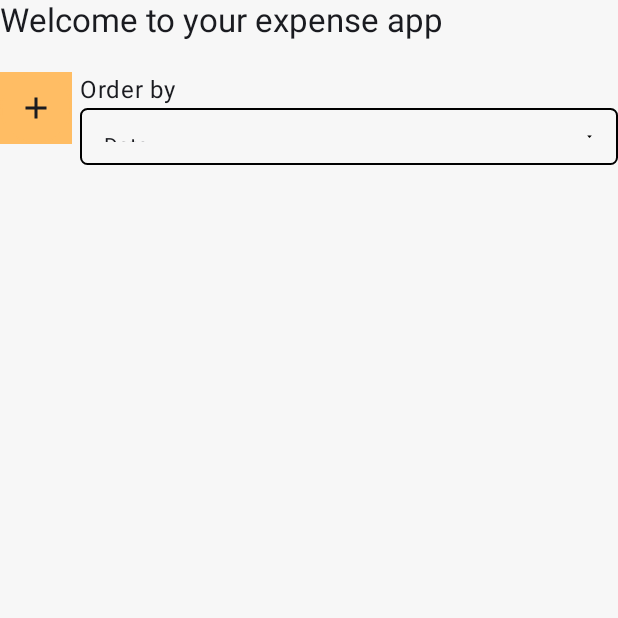
After one commit to claudiasrf96/visma_assessment, an Android app built with Jetpack Compose: the composable ListExpensesScreen shown on its own in the app's theme, on a phone screen of 412 x 824 dp, the top half of it. The commit adds this screen. Run offline under Robolectric (Android 15) with nearby library versions, the phone set to English and light mode, and no system bars.

Commit message:
add UI components for expense list and add/edit screens

```diff
--- a/app/src/main/java/com/visma/freelanceexpenses/ui/theme/Color.kt
+++ b/app/src/main/java/com/visma/freelanceexpenses/ui/theme/Color.kt
@@ -9,3 +9,8 @@ val Pink80 = Color(0xFFEFB8C8)
 val Purple40 = Color(0xFF6650a4)
 val PurpleGrey40 = Color(0xFF625b71)
 val Pink40 = Color(0xFF7D5260)
+
+val DarkBlue = Color(0xFF0B405E)
+val DesertWhite = Color(0xFFF7F7F7)
+val SandYellow = Color(0xFFFFBD64)
+val LightBlue = Color(0xFF9AD9FF)
--- /dev/null
+++ b/app/src/main/java/com/visma/freelanceexpenses/view/components/AppDropdown.kt
@@ -0,0 +1,91 @@
+package com.visma.freelanceexpenses.view.components
+
+import androidx.compose.foundation.Image
+import androidx.compose.foundation.background
+import androidx.compose.foundation.border
+import androidx.compose.foundation.clickable
+import androidx.compose.foundation.layout.Arrangement
+import androidx.compose.foundation.layout.Box
+import androidx.compose.foundation.layout.Row
+import androidx.compose.foundation.layout.Spacer
+import androidx.compose.foundation.layout.fillMaxWidth
+import androidx.compose.foundation.layout.padding
+import androidx.compose.foundation.shape.RoundedCornerShape
+import androidx.compose.material3.DropdownMenu
+import androidx.compose.material3.DropdownMenuItem
+import androidx.compose.material3.MaterialTheme
+import androidx.compose.material3.Text
+import androidx.compose.runtime.Composable
+import androidx.compose.runtime.getValue
+import androidx.compose.runtime.mutableStateOf
+import androidx.compose.runtime.remember
+import androidx.compose.runtime.setValue
+import androidx.compose.ui.Alignment
+import androidx.compose.ui.Modifier
+import androidx.compose.ui.graphics.Color
+import androidx.compose.ui.res.painterResource
+import androidx.compose.ui.text.style.TextAlign
+import androidx.compose.ui.unit.dp
+import com.visma.freelanceexpenses.R
+
+@Composable
+fun AppDropdown(
+    itemsList: List<String>,
+    onItemClick: (Int) -> Unit,
+    modifier: Modifier) {
+    var isDropDownExpanded by remember {
+        mutableStateOf(false)
+    }
+
+    var itemPosition by remember {
+        mutableStateOf(0)
+    }
+
+    Box(modifier= modifier.border(
+        width = 1.dp,
+        Color.Black,
+        shape = RoundedCornerShape(
+            topStart = 5.dp,
+            topEnd = 5.dp,
+            bottomEnd = 5.dp,
+            bottomStart = 5.dp
+        )
+    ).padding(all = 15.dp)) {
+        Row(
+            horizontalArrangement = Arrangement.Start,
+            verticalAlignment = Alignment.CenterVertically,
+            modifier = Modifier
+                .clickable {
+                    isDropDownExpanded = true
+                }
+        ) {
+            Text(itemsList[itemPosition],
+                textAlign = TextAlign.Center,
+                style = MaterialTheme.typography.bodyMedium,
+                color = MaterialTheme.colorScheme.onSurface)
+            Spacer(modifier = Modifier.weight(1f))
+            Image(
+                painter = painterResource(id = R.drawable.ic_drop_down),
+                contentDescription = ""
+            )
+        }
+        DropdownMenu(
+            expanded = isDropDownExpanded,
+            onDismissRequest = {
+                isDropDownExpanded = false
+            }, modifier = Modifier.fillMaxWidth()
+                .background(Color.White)
+        ) {
+            itemsList.forEachIndexed { index, item ->
+                DropdownMenuItem(text = {
+                    Text(text = item)
+                },
+                    onClick = {
+                        isDropDownExpanded = false
+                        itemPosition = index
+                        onItemClick(index)
+                    })
+            }
+        }
+    }
+}
--- /dev/null
+++ b/app/src/main/java/com/visma/freelanceexpenses/view/expense_list/ExpenseListState.kt
@@ -0,0 +1,8 @@
+package com.visma.freelanceexpenses.view.expense_list
+
+import com.visma.freelanceexpenses.core.domain.model.Expense
+
+data class ExpenseListState(
+    val expenses: List<Expense> = emptyList(),
+    val sortType: SortType = SortType.DATE,
+)
--- /dev/null
+++ b/app/src/main/java/com/visma/freelanceexpenses/view/expense_list/ListExpensesScreen.kt
@@ -0,0 +1,130 @@
+package com.visma.freelanceexpenses.view.expense_list
+
+import androidx.compose.foundation.background
+import androidx.compose.foundation.border
+import androidx.compose.foundation.layout.Column
+import androidx.compose.foundation.layout.Row
+import androidx.compose.foundation.layout.Spacer
+import androidx.compose.foundation.layout.defaultMinSize
+import androidx.compose.foundation.layout.fillMaxHeight
+import androidx.compose.foundation.layout.fillMaxSize
+import androidx.compose.foundation.layout.fillMaxWidth
+import androidx.compose.foundation.layout.height
+import androidx.compose.foundation.layout.statusBarsPadding
+import androidx.compose.foundation.layout.width
+import androidx.compose.foundation.shape.RoundedCornerShape
+import androidx.compose.material3.Icon
+import androidx.compose.material3.IconButton
+import androidx.compose.material3.MaterialTheme
+import androidx.compose.material3.Surface
+import androidx.compose.material3.Text
+import androidx.compose.runtime.Composable
+import androidx.compose.runtime.collectAsState
+import androidx.compose.runtime.getValue
+import androidx.compose.ui.Alignment
+import androidx.compose.ui.Modifier
+import androidx.compose.ui.res.painterResource
+import androidx.compose.ui.res.stringResource
+import androidx.compose.ui.unit.dp
+import androidx.hilt.navigation.compose.hiltViewModel
+import com.visma.freelanceexpenses.R
+import com.visma.freelanceexpenses.core.domain.model.Expense
+import com.visma.freelanceexpenses.ui.theme.DarkBlue
+import com.visma.freelanceexpenses.ui.theme.DesertWhite
+import com.visma.freelanceexpenses.ui.theme.SandYellow
+import com.visma.freelanceexpenses.view.components.AppDropdown
+import com.visma.freelanceexpenses.view.expense_list.components.ExpenseList
+import com.visma.freelanceexpenses.view.expense_upsert.ExpenseUpsertEvent
+import com.visma.freelanceexpenses.viewmodel.ExpenseListViewModel
+
+@Composable
+fun ListExpensesScreenRoot(viewModel: ExpenseListViewModel = hiltViewModel(),
+                           onExpenseAddClick: () -> Unit,
+                           onExpenseClick: (Expense) -> Unit,
+                           onEvent: (ExpenseListEvent) -> Unit) {
+    val state = viewModel.state.value
+    ListExpensesScreen(
+        state = state,
+        onAddClick = { onExpenseAddClick() },
+        onExpenseClick = onExpenseClick,
+        onEvent= onEvent)
+}
+
+
+@Composable
+fun ListExpensesScreen(
+    state: ExpenseListState,
+    onAddClick: () -> Unit,
+    onExpenseClick: (Expense) -> Unit,
+    onEvent: (ExpenseListEvent) -> Unit
+) {
+    val sortTypes = sortTypeToStringList()
+
+    Column (modifier = Modifier
+        .fillMaxSize()
+        .background(DarkBlue)
+        .statusBarsPadding(), horizontalAlignment = Alignment.CenterHorizontally){
+        // add drop down for ordering list
+        Surface(
+            modifier = Modifier
+                .weight(1f)
+                .fillMaxWidth(),
+            color = DesertWhite
+        ){
+            Column {
+                Text(text = stringResource(id = R.string.welcome),
+                    style = MaterialTheme.typography.titleLarge,
+                    color = MaterialTheme.colorScheme.onSurface)
+                Spacer(modifier = Modifier.height(20.dp))
+                Row (modifier =  Modifier.fillMaxWidth()){
+                    IconButton(
+                        onClick = { onAddClick() },
+                        modifier = Modifier
+                            .background(SandYellow)
+                            .border(
+                                width = 1.dp,
+                                SandYellow,
+                                shape = RoundedCornerShape(
+                                    topStart = 32.dp,
+                                    topEnd = 32.dp,
+                                    bottomEnd = 32.dp,
+                                    bottomStart = 32.dp
+                                )
+                            )
+                    ) {
+                        Icon(
+                            painter = painterResource(id = R.drawable.ic_add),
+                            contentDescription = "Add expense")
+                    }
+                    Spacer(modifier = Modifier.width(5.dp))
+                    Column(modifier = Modifier.fillMaxHeight(0.08f)) {
+                        Text(text = stringResource(id = R.string.order_by))
+                        AppDropdown(itemsList = sortTypes, onItemClick = {}, modifier = Modifier.weight(0.1f))
+                    }
+
+                    Spacer(modifier = Modifier.width(5.dp))
+                }
+                Spacer(modifier = Modifier.height(20.dp))
+                ExpenseList(expenses = state.expenses, onExpenseClick = { onExpenseClick(it)})
+            }
+
+        }
+
+    }
+
+}
+
+@Composable
+private fun sortTypeToStringList() : List<String>{
+    val resultList = arrayListOf<String>()
+    val types = SortType.values()
+    for (i in types.indices) {
+        val typeName = when (types[i]) {
+            SortType.DATE -> stringResource(R.string.date)
+            SortType.TOTAL -> stringResource(R.string.total)
+            SortType.NAME -> stringResource(R.string.name)
+        }
+        resultList.add(typeName)
+    }
+    return resultList
+}
--- /dev/null
+++ b/app/src/main/java/com/visma/freelanceexpenses/view/expense_list/SortType.kt
@@ -0,0 +1,18 @@
+package com.visma.freelanceexpenses.view.expense_list
+
+import android.content.res.Resources
+import com.visma.freelanceexpenses.R
+
+enum class SortType {
+    DATE,
+    NAME,
+    TOTAL;
+
+    override fun toString(): String {
+        return when(this) {
+            DATE -> Resources.getSystem().getString(R.string.date)
+            NAME -> Resources.getSystem().getString(R.string.name)
+            TOTAL -> Resources.getSystem().getString(R.string.total)
+        }
+    }
+}
--- /dev/null
+++ b/app/src/main/java/com/visma/freelanceexpenses/view/expense_list/components/ExpenseList.kt
@@ -0,0 +1,43 @@
+package com.visma.freelanceexpenses.view.expense_list.components
+
+import androidx.compose.foundation.layout.Arrangement
+import androidx.compose.foundation.layout.fillMaxWidth
+import androidx.compose.foundation.layout.padding
+import androidx.compose.foundation.layout.widthIn
+import androidx.compose.foundation.lazy.LazyColumn
+import androidx.compose.foundation.lazy.LazyListState
+import androidx.compose.foundation.lazy.items
+import androidx.compose.foundation.lazy.rememberLazyListState
+import androidx.compose.runtime.Composable
+import androidx.compose.ui.Alignment
+import androidx.compose.ui.Modifier
+import androidx.compose.ui.unit.dp
+import com.visma.freelanceexpenses.core.domain.model.Expense
+
+
+@Composable
+fun ExpenseList(
+    expenses: List<Expense>,
+    onExpenseClick: (Expense) -> Unit,
+    modifier: Modifier = Modifier,
+    scrollState: LazyListState = rememberLazyListState()
+) {
+    LazyColumn(
+        modifier = modifier,
+        state = scrollState,
+        verticalArrangement = Arrangement.spacedBy(12.dp),
+        horizontalAlignment = Alignment.CenterHorizontally
+    ) {
+        items(
+            items = expenses,
+            key = {
+                it.id
+            }
+        ) { expense ->
+            ExpenseListItem(
+                expense = expense,
+                onClick = { onExpenseClick(expense) }
+            )
+        }
+    }
+}
--- /dev/null
+++ b/app/src/main/res/drawable/ic_add.xml
@@ -0,0 +1,5 @@
+<vector android:height="24dp" android:tint="#FFFFFF"
+    android:viewportHeight="24" android:viewportWidth="24"
+    android:width="24dp" xmlns:android="http://schemas.android.com/apk/res/android">
+    <path android:fillColor="@android:color/white" android:pathData="M19,13h-6v6h-2v-6H5v-2h6V5h2v6h6v2z"/>
+</vector>
--- /dev/null
+++ b/app/src/main/res/drawable/ic_drop_down.xml
@@ -0,0 +1,5 @@
+<vector android:height="24dp" android:tint="#000000"
+    android:viewportHeight="24" android:viewportWidth="24"
+    android:width="24dp" xmlns:android="http://schemas.android.com/apk/res/android">
+    <path android:fillColor="@android:color/white" android:pathData="M7,10l5,5 5,-5z"/>
+</vector>
--- a/app/src/main/res/values/strings.xml
+++ b/app/src/main/res/values/strings.xml
@@ -1,4 +1,22 @@
 <resources>
     <string name="app_name">FreelanceExpenses</string>
 
+    <string name="no_category">No Category</string>
+    <string name="transportation">Transportation</string>
+    <string name="office">Office</string>
+    <string name="meals">Meals</string>
+    <string name="communications">Communications</string>
+    <string name="bills">Bills</string>
+
+    <string name="date">Date</string>
+    <string name="name">Name</string>
+    <string name="total">Total</string>
+    <string name="image">Image</string>
+    <string name="currency">Currency</string>
+    <string name="description">Description</string>
+    <string name="category">Category</string>
+
+    <string name="welcome">Welcome to your expense app</string>
+
+    <string name="order_by">Order by</string>
 </resources>
```
Also changed, not shown: app/src/main/java/com/visma/freelanceexpenses/view/expense_list/ExpenseListEvent.kt (added, +8 -0 lines), app/src/main/java/com/visma/freelanceexpenses/view/expense_list/components/ExpenseListItem.kt (added, +50 -0 lines), app/src/main/java/com/visma/freelanceexpenses/view/expense_upsert/ExpenseUpsertEvent.kt (added, +12 -0 lines), app/src/main/java/com/visma/freelanceexpenses/view/expense_upsert/ExpenseUpsertState.kt (added, +15 -0 lines), app/src/main/java/com/visma/freelanceexpenses/view/expense_upsert/UpsertExpenseScreen.kt (added, +134 -0 lines), app/src/main/java/com/visma/freelanceexpenses/viewmodel/ExpenseListViewModel.kt (added, +89 -0 lines), app/src/main/java/com/visma/freelanceexpenses/viewmodel/ExpenseUpsertViewModel.kt (added, +71 -0 lines).
